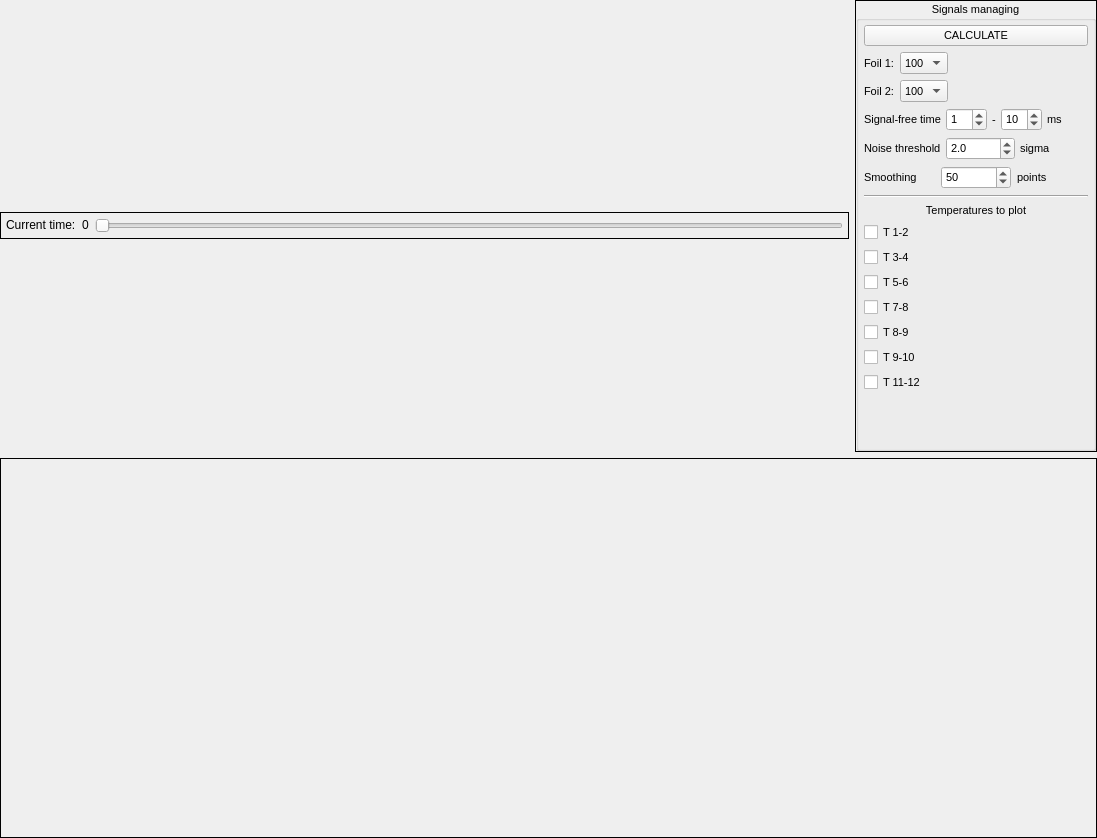
Above: dataWindowUiDesign.ui from MikhailButs/FoilSXR before the change. Below: the same form after it.
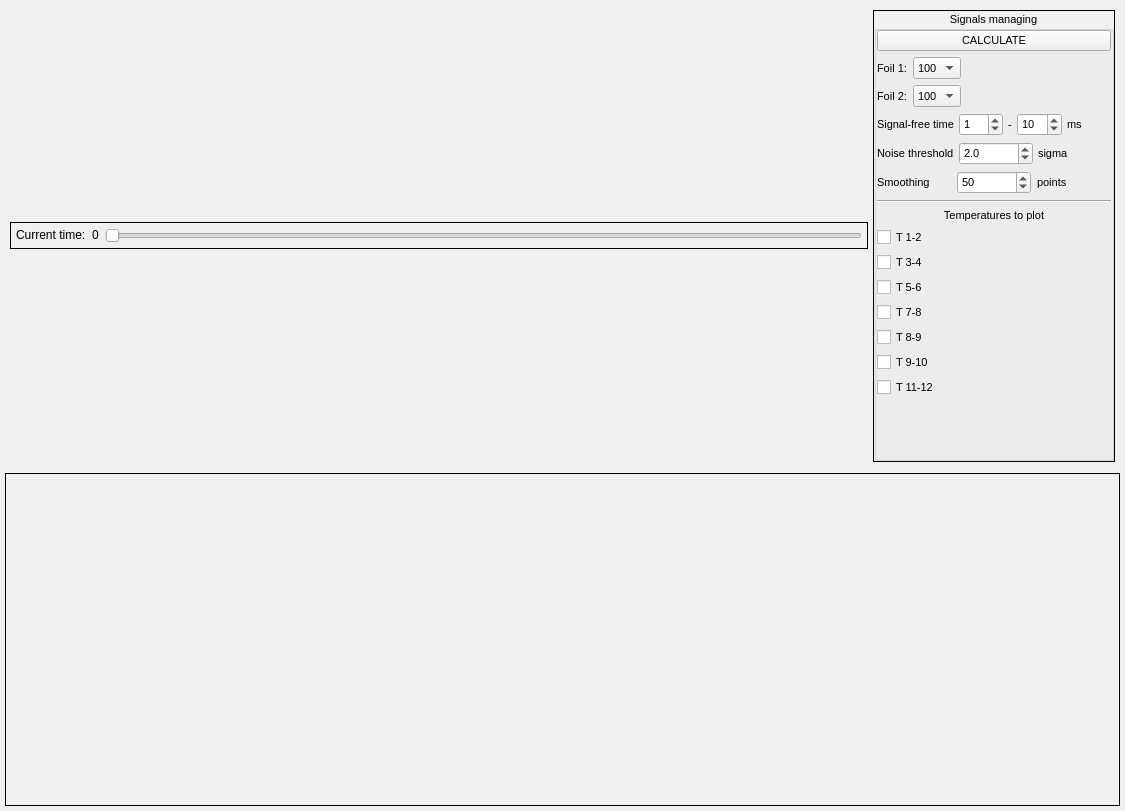
That is the form after the change.

Patch:
```diff
--- a/dataWindowUiDesign.ui
+++ b/dataWindowUiDesign.ui
@@ -6,8 +6,8 @@
    <rect>
     <x>0</x>
     <y>0</y>
-    <width>1097</width>
-    <height>838</height>
+    <width>1125</width>
+    <height>811</height>
    </rect>
   </property>
   <property name="windowTitle">
@@ -15,22 +15,37 @@
   </property>
   <layout class="QVBoxLayout" name="verticalLayout_6">
    <property name="leftMargin">
-    <number>0</number>
+    <number>5</number>
    </property>
    <property name="topMargin">
-    <number>0</number>
+    <number>5</number>
    </property>
    <property name="rightMargin">
-    <number>0</number>
+    <number>5</number>
    </property>
    <property name="bottomMargin">
-    <number>0</number>
+    <number>5</number>
    </property>
    <item>
     <layout class="QHBoxLayout" name="horizontalLayout_7">
+     <property name="spacing">
+      <number>5</number>
+     </property>
      <property name="sizeConstraint">
       <enum>QLayout::SetMinimumSize</enum>
      </property>
+     <property name="leftMargin">
+      <number>5</number>
+     </property>
+     <property name="topMargin">
+      <number>5</number>
+     </property>
+     <property name="rightMargin">
+      <number>5</number>
+     </property>
+     <property name="bottomMargin">
+      <number>5</number>
+     </property>
      <item>
       <layout class="QVBoxLayout" name="verticalLayout_2">
        <item>
@@ -187,16 +202,16 @@
           </property>
           <layout class="QVBoxLayout" name="verticalLayout">
            <property name="leftMargin">
-            <number>5</number>
+            <number>0</number>
            </property>
            <property name="topMargin">
-            <number>5</number>
+            <number>0</number>
            </property>
            <property name="rightMargin">
-            <number>5</number>
+            <number>0</number>
            </property>
            <property name="bottomMargin">
-            <number>5</number>
+            <number>0</number>
            </property>
            <item>
             <widget class="QPushButton" name="calculate_pushButton">
@@ -533,7 +548,7 @@
    <item>
     <widget class="QFrame" name="frame">
      <property name="sizePolicy">
-      <sizepolicy hsizetype="Preferred" vsizetype="Minimum">
+      <sizepolicy hsizetype="Preferred" vsizetype="Preferred">
        <horstretch>0</horstretch>
        <verstretch>0</verstretch>
       </sizepolicy>
@@ -545,17 +560,20 @@
       <enum>QFrame::Plain</enum>
      </property>
      <layout class="QVBoxLayout" name="verticalLayout_3">
+      <property name="spacing">
+       <number>5</number>
+      </property>
       <property name="leftMargin">
-       <number>0</number>
+       <number>5</number>
       </property>
       <property name="topMargin">
-       <number>0</number>
+       <number>5</number>
       </property>
       <property name="rightMargin">
-       <number>0</number>
+       <number>5</number>
       </property>
       <property name="bottomMargin">
-       <number>0</number>
+       <number>5</number>
       </property>
       <item>
        <layout class="QVBoxLayout" name="timeTrace_verticalLayout">
```
